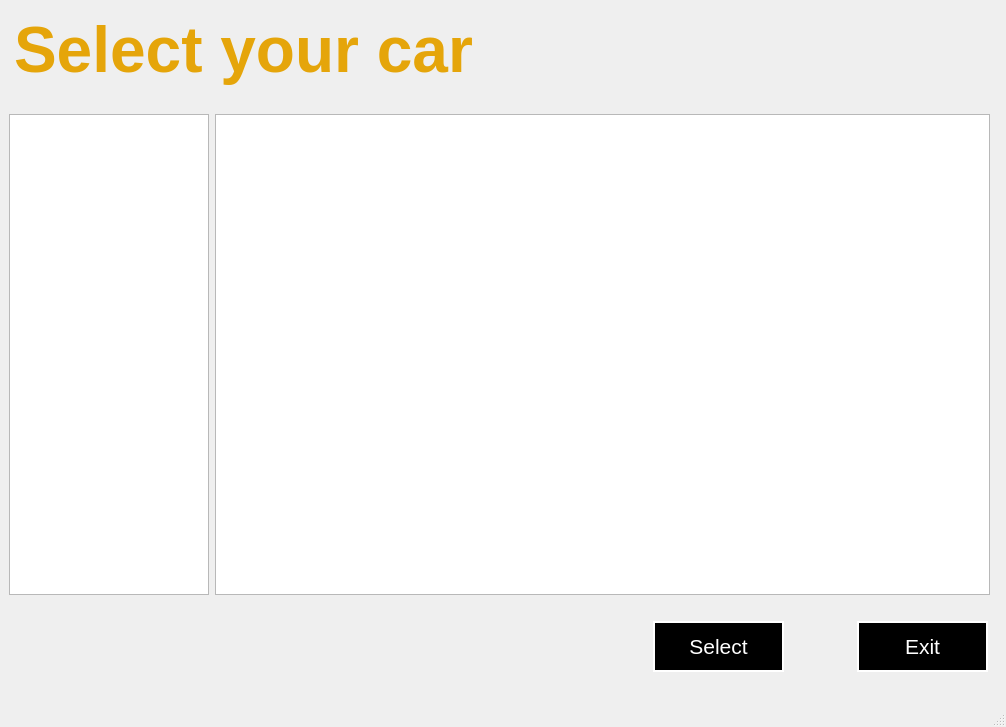
Before: the Qt Designer form client/Lobby/selectcars.ui in mateozorzi/practice-sdd, drawn with Qt 5.
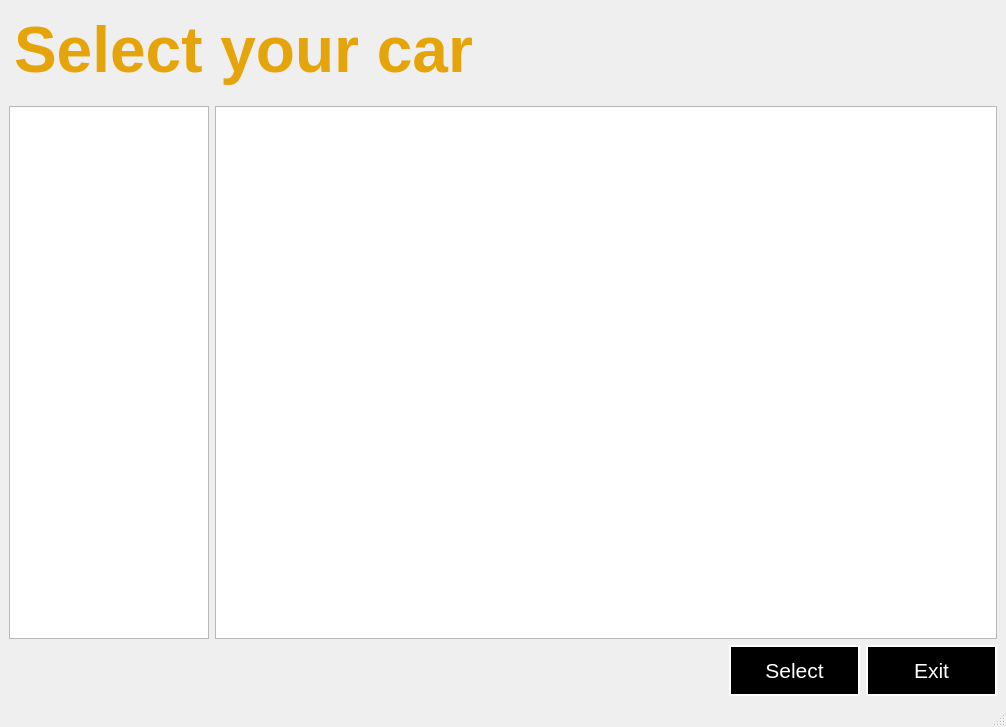
After: the same form once the commit is applied. Icons and pictures are not drawn.

```diff
--- a/client/Lobby/selectcars.ui
+++ b/client/Lobby/selectcars.ui
@@ -10,6 +10,12 @@
     <height>727</height>
    </rect>
   </property>
+  <property name="sizePolicy">
+   <sizepolicy hsizetype="Expanding" vsizetype="Expanding">
+    <horstretch>0</horstretch>
+    <verstretch>0</verstretch>
+   </sizepolicy>
+  </property>
   <property name="minimumSize">
    <size>
     <width>1006</width>
@@ -18,8 +24,8 @@
   </property>
   <property name="maximumSize">
    <size>
-    <width>1006</width>
-    <height>727</height>
+    <width>16777215</width>
+    <height>16777215</height>
    </size>
   </property>
   <property name="windowTitle">
@@ -34,6 +40,15 @@
 }</string>
   </property>
   <widget class="QWidget" name="centralwidget">
+   <layout class="QVBoxLayout" name="verticalLayout">
+    <item>
+     <layout class="QHBoxLayout" name="horizontalLayout_3">
+      <property name="spacing">
+       <number>0</number>
+      </property>
+     </layout>
+    </item>
+    <item>
    <widget class="QTextEdit" name="textEdit">
     <property name="geometry">
      <rect>
@@ -72,30 +87,8 @@
 &lt;p style=&quot; margin-top:0px; margin-bottom:0px; margin-left:0px; margin-right:0px; -qt-block-indent:0; text-indent:0px;&quot;&gt;&lt;span style=&quot; font-size:48pt; font-weight:700; color:#e5a50a;&quot;&gt;Select your car&lt;/span&gt;&lt;/p&gt;&lt;/body&gt;&lt;/html&gt;</string>
     </property>
    </widget>
-   <widget class="QWidget" name="layoutWidget">
-    <property name="geometry">
-     <rect>
-      <x>0</x>
-      <y>0</y>
-      <width>2</width>
-      <height>2</height>
-     </rect>
-    </property>
-    <layout class="QHBoxLayout" name="horizontalLayout_3">
-     <property name="spacing">
-      <number>0</number>
-     </property>
-    </layout>
-   </widget>
-   <widget class="QWidget" name="layoutWidget">
-    <property name="geometry">
-     <rect>
-      <x>9</x>
-      <y>114</y>
-      <width>981</width>
-      <height>481</height>
-     </rect>
-    </property>
+    </item>
+    <item>
     <layout class="QHBoxLayout" name="horizontalLayout_2">
      <item>
       <widget class="QListWidget" name="img_cars">
@@ -111,20 +104,25 @@
       <widget class="QTableWidget" name="Carinfo"/>
      </item>
     </layout>
-   </widget>
-   <widget class="QWidget" name="layoutWidget">
-    <property name="geometry">
-     <rect>
-      <x>580</x>
-      <y>620</y>
-      <width>481</width>
-      <height>53</height>
-     </rect>
-    </property>
+    </item>
+    <item>
     <layout class="QHBoxLayout" name="horizontalLayout">
      <property name="spacing">
-      <number>0</number>
-     </property>
+       <number>6</number>
+      </property>
+      <item>
+       <spacer name="horizontalSpacer">
+        <property name="orientation">
+         <enum>Qt::Orientation::Horizontal</enum>
+        </property>
+        <property name="sizeHint" stdset="0">
+         <size>
+          <width>40</width>
+          <height>20</height>
+         </size>
+        </property>
+       </spacer>
+      </item>
      <item>
       <widget class="QPushButton" name="Select">
        <property name="minimumSize">
@@ -186,7 +184,8 @@
       </widget>
      </item>
     </layout>
-   </widget>
+    </item>
+   </layout>
   </widget>
   <widget class="QMenuBar" name="menubar">
    <property name="geometry">
```
Left out of the diff: 8 changed lines with no effect on the pictures. Lines whose indentation alone changed are shown as unchanged.
